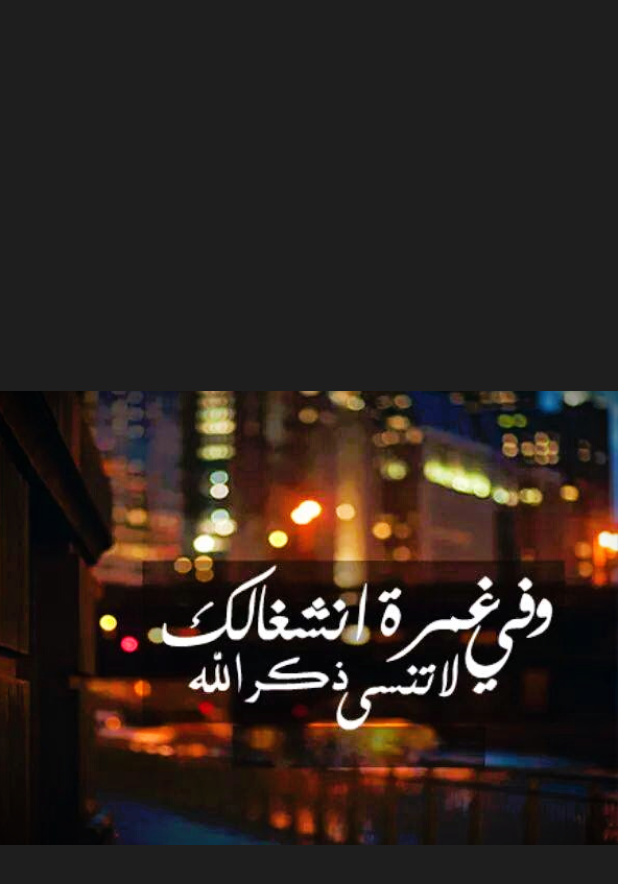
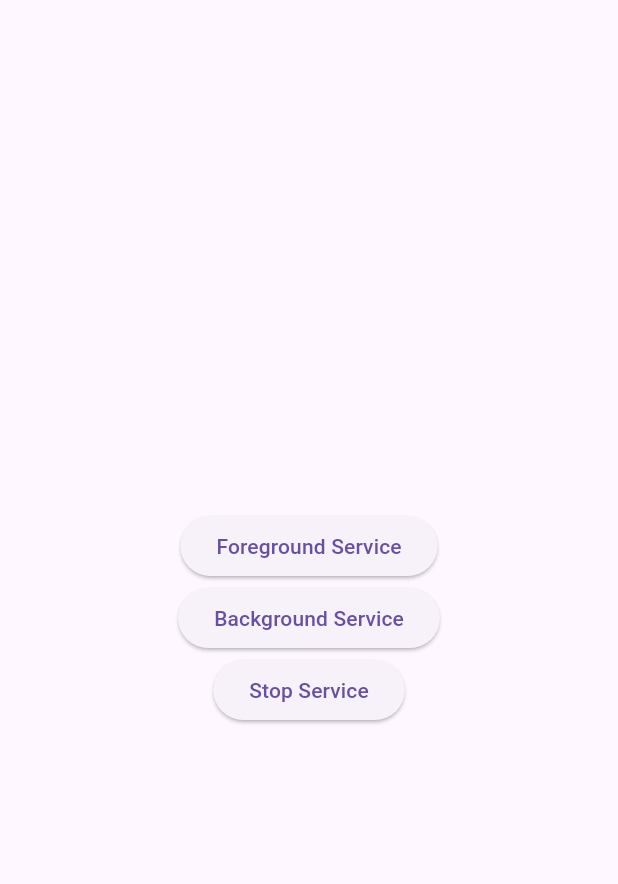
Before and after one commit to eslam281/es28, a Flutter app: the first screen one second after launch, on a phone screen of 412 x 824 dp. Shown: the top 884 px of the screen. Run offline on Flutter 3.47's test engine with Material 3 defaults, Android fonts, the phone set to English and light mode, and no system bars; drawn by our look-alikes of animated_splash_screen; our stand-ins replace connectivity_plus, dartz, flutter_compass, geolocator, get, hive and 2 more; missing offline and left inert: drop_down_list, flutter_background_service; accounts and stored records are empty.

Commit message:
we are going again 2

```diff
--- a/lib/main.dart
+++ b/lib/main.dart
@@ -1,9 +1,10 @@
 import 'package:es28/routes.dart';
-import 'package:es28/veiw/screen/splash_screen.dart';
+import 'package:es28/test.dart';
 import 'package:flutter/material.dart';
 import 'package:flutter/services.dart';
 import 'package:get/get.dart';
 import 'package:hive/hive.dart';
+import 'package:permission_handler/permission_handler.dart';
 
 import 'core/class/theme.dart';
 import 'core/functions/background_service.dart';
@@ -13,6 +14,11 @@ import 'core/functions/initBox.dart';
 Box? myBox;
 void main() async{
   WidgetsFlutterBinding.ensureInitialized();
+  await Permission.notification.isDenied.then((value) {
+    if (value) {
+      Permission.notification.request();
+    }
+  },);
   await initializeService();
   myBox = await initalBox("times");
 
@@ -35,9 +41,9 @@ class MyApp extends StatelessWidget {
       theme:MyTheme.lightTheme,
       // darkTheme:ThemeData.dark() ,
 
-      // home:  HomePage(),
+      home:  const Test(),
       getPages: routes,
-      home:const SplashScreen(),
+      // home:const SplashScreen(),
     );
   }
 }
--- /dev/null
+++ b/lib/test.dart
@@ -0,0 +1,43 @@
+import 'package:flutter/material.dart';
+import 'package:flutter_background_service/flutter_background_service.dart';
+
+class Test extends StatefulWidget {
+  const Test({super.key});
+
+  @override
+  State<Test> createState() => _TestState();
+}
+
+class _TestState extends State<Test> {
+  @override
+  Widget build(BuildContext context) {
+    String text = "Stop Service";
+    return Scaffold(
+      body: Center(child: Column(mainAxisAlignment:MainAxisAlignment.center,
+        children: [
+          ElevatedButton(onPressed: () {
+            FlutterBackgroundService().invoke("setAsForeground");
+          }, child: const Text("Foreground Service")),
+
+          ElevatedButton(onPressed: () {
+            FlutterBackgroundService().invoke("setAsBackground");
+          }, child: const Text("Background Service")),
+          ElevatedButton(onPressed: () async{
+
+            bool isRunning =await FlutterBackgroundService().isRunning();
+            if(isRunning){
+              FlutterBackgroundService().invoke("stopService");
+            }else{
+              FlutterBackgroundService().startService();
+            }
+            if(!isRunning){
+              text="Stop Service";
+            }else{
+              text="Start Service";
+            }
+            setState(() {});
+          }, child: Text(text)),
+          ],),),
+    );
+  }
+}
--- a/pubspec.yaml
+++ b/pubspec.yaml
@@ -61,6 +61,8 @@ dependencies:
   flutter_background_service: ^5.1.0
   flutter_background_service_ios: ^5.0.3
   flutter_background_service_android: ^6.3.0
+  permission_handler: ^12.0.1
+  flutter_local_notifications: ^19.3.0
 #  flutter_qiblah: ^3.1.0+1
 #  internet_connection_checker: ^1.0.0+1
 
```
Also changed, not shown: lib/core/functions/background_service.dart (+4 -4 lines), pubspec.lock, 4 other files.
